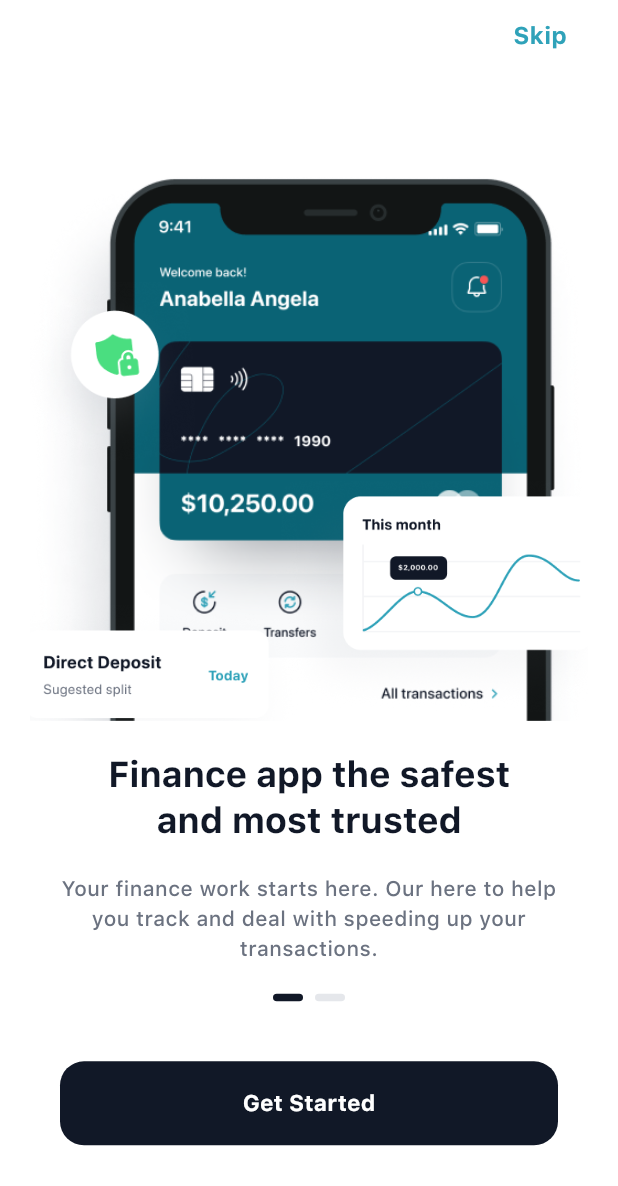
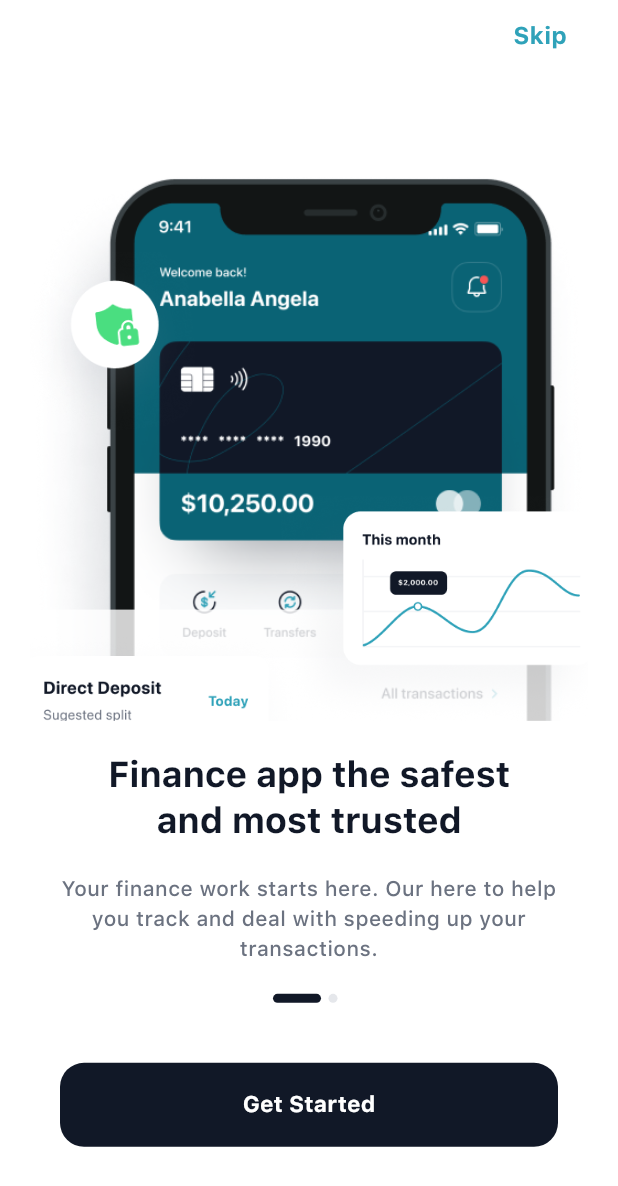
Before and after one commit to oluwadamme/smartpay, a Flutter app: the screen it shows after launch, on a phone screen of 412 x 824 dp. Shown: the top 1186 px of the screen. Run offline on Flutter 3.47's test engine with Material 3 defaults, Android fonts, the phone set to English and light mode, and no system bars; drawn by our look-alikes of smooth_page_indicator; our stand-ins replace animated_text_kit, another_flushbar, dio, flutter_bloc, flutter_svg, get_it and 1 more; accounts and stored records are empty.

Commit message:
update onboarding design

```diff
--- a/lib/main.dart
+++ b/lib/main.dart
@@ -9,7 +9,7 @@ import 'package:smartpay/src/utils/theme_config.dart';
 
 void main() {
   WidgetsFlutterBinding.ensureInitialized();
-  serviceLocator();
+
   runApp(const MyApp());
 }
 
--- a/lib/src/core/api_client.dart
+++ b/lib/src/core/api_client.dart
@@ -7,7 +7,7 @@ import 'package:flutter/foundation.dart';
 import 'package:smartpay/src/core/data_exception.dart';
 import 'package:smartpay/src/core/endpoints.dart';
 
-class ApiClient {
+abstract class ApiClient {
   late String accessToken;
 
   bool showError = false;
--- a/lib/src/features/auth/data/controller/auth_controller.dart
+++ b/lib/src/features/auth/data/controller/auth_controller.dart
@@ -10,6 +10,7 @@ class AuthProvider extends Cubit<AuthState> {
 
   final regRequest = RegisterRequest();
   LoginResponse? loginResponse;
+
   Future<void> login(String email, String password) async {
     emit(AuthState(data: null, loading: true));
     try {
--- a/lib/src/features/onboarding/views/onboarding.dart
+++ b/lib/src/features/onboarding/views/onboarding.dart
@@ -1,3 +1,5 @@
+import 'dart:ui';
+
 import 'package:flutter/material.dart';
 import 'package:smartpay/src/components/custom_button.dart';
 import 'package:smartpay/src/features/auth/views/login_screen.dart';
@@ -7,7 +9,6 @@ import 'package:smartpay/src/features/onboarding/widgets/onboarding_text.dart';
 import 'package:smartpay/src/utils/app_color.dart';
 import 'package:smartpay/src/utils/spacing_util.dart';
 import 'package:smartpay/src/utils/text_util.dart';
-import 'package:smooth_page_indicator/smooth_page_indicator.dart';
 
 class OnboardingScreen extends StatefulWidget {
   const OnboardingScreen({super.key});
@@ -47,7 +48,7 @@ class _OnboardingScreenState extends State<OnboardingScreen> {
                     ),
                     const YMargin(70),
                     Stack(
-                      alignment: AlignmentDirectional.bottomCenter,
+                      alignment: Alignment.bottomCenter,
                       children: [
                         SizedBox(
                           height: screenHeight(context),
@@ -80,16 +81,22 @@ class _OnboardingScreenState extends State<OnboardingScreen> {
                                 duration: const Duration(milliseconds: 500),
                               ),
                               const YMargin(20),
-                              SmoothPageIndicator(
-                                count: 2,
-                                controller: controller,
-                                onDotClicked: (index) => currentIndex.value = index,
-                                effect: const SlideEffect(
-                                  dotHeight: 5,
-                                  dotWidth: 20,
-                                  activeDotColor: AppColors.grey900,
-                                  dotColor: AppColors.grey200,
-                                ),
+                              Row(
+                                mainAxisAlignment: MainAxisAlignment.center,
+                                children: [
+                                  ...List.generate(
+                                    2,
+                                    (index) => AnimatedContainer(
+                                      margin: const EdgeInsets.only(right: 5),
+                                      duration: const Duration(milliseconds: 500),
+                                      width: currentIndex.value == index ? 32 : 6,
+                                      height: 6,
+                                      decoration: BoxDecoration(
+                                          color: currentIndex.value == index ? AppColors.grey900 : AppColors.grey200,
+                                          borderRadius: BorderRadius.circular(30)),
+                                    ),
+                                  )
+                                ],
                               ),
                               const YMargin(40),
                               CustomButton(
@@ -100,7 +107,7 @@ class _OnboardingScreenState extends State<OnboardingScreen> {
                               )
                             ],
                           ),
-                        )
+                        ),
                       ],
                     )
                   ],
--- a/lib/src/features/onboarding/widgets/onboard_one.dart
+++ b/lib/src/features/onboarding/widgets/onboard_one.dart
@@ -1,5 +1,6 @@
 import 'package:flutter/material.dart';
 import 'package:smartpay/src/utils/app_asset.dart';
+import 'package:smartpay/src/utils/spacing_util.dart';
 
 class OnboardOne extends StatelessWidget {
   const OnboardOne({
@@ -13,10 +14,20 @@ class OnboardOne extends StatelessWidget {
       children: [
         Image.asset(AppAsset.device),
         SizedBox(
-          height: 380,
+          height: 400,
           child: Stack(alignment: AlignmentDirectional.center, children: [
             Positioned(
-              top: 70,
+              top: screenHeight(context, percent: 0.35),
+              child: Container(
+                padding: const EdgeInsets.all(20),
+                height: 100,
+                width: screenWidth(context),
+                color: Colors.white.withOpacity(0.8),
+                child: const Row(children: []),
+              ),
+            ),
+            Positioned(
+              top: 50,
               left: -10,
               child: SizedBox(
                 width: 120,
@@ -29,7 +40,7 @@ class OnboardOne extends StatelessWidget {
             ),
             Positioned(
               right: -15,
-              bottom: 0,
+              bottom: 10,
               child: SizedBox(
                 width: 220,
                 height: 200,
@@ -39,7 +50,7 @@ class OnboardOne extends StatelessWidget {
               ),
             ),
             Align(
-              alignment: const Alignment(-1.5, 1.7),
+              alignment: const Alignment(-1.5, 1.6),
               child: SizedBox(
                 width: 220,
                 height: 200,
--- a/lib/src/utils/service_locator.dart
+++ b/lib/src/utils/service_locator.dart
@@ -6,7 +6,7 @@ final locator = GetIt.instance;
 
 void serviceLocator() {
   //API Service
-  locator.registerFactory<ApiClient>(ApiClient.new);
+  // locator.registerFactory<ApiClient>(ApiClient.new);
 
   //Repository
   locator.registerLazySingleton<AuthRepository>(AuthRepository.new);
--- a/pubspec.yaml
+++ b/pubspec.yaml
@@ -21,7 +21,6 @@ dependencies:
   intl:
   another_flushbar: ^1.12.30
   flutter_svg: ^2.0.9
-  smooth_page_indicator: ^1.1.0
   get_it: ^7.3.0
   pin_code_fields: ^8.0.1
   animated_text_kit:
```
Also changed, not shown: lib/src/features/auth/data/repository/auth_repository.dart (+9 -16 lines), lib/src/features/onboarding/widgets/onboard_two.dart (+13 -2 lines), pubspec.lock, 6 other files.
